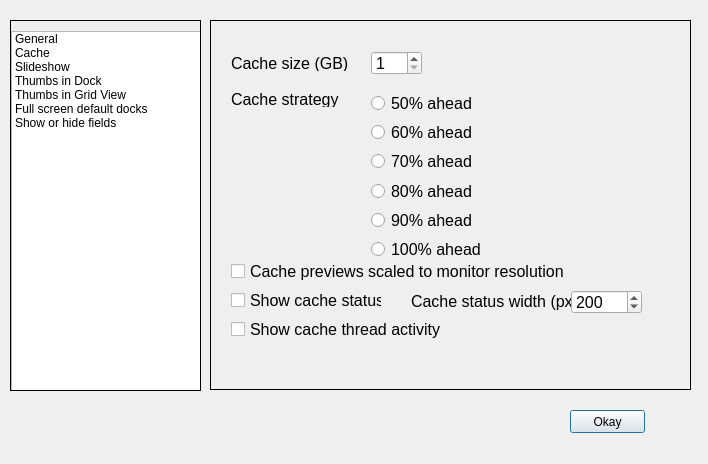
Above: prefdlg.ui from towhee/Winnow64 before the change. Below: the same form after it.
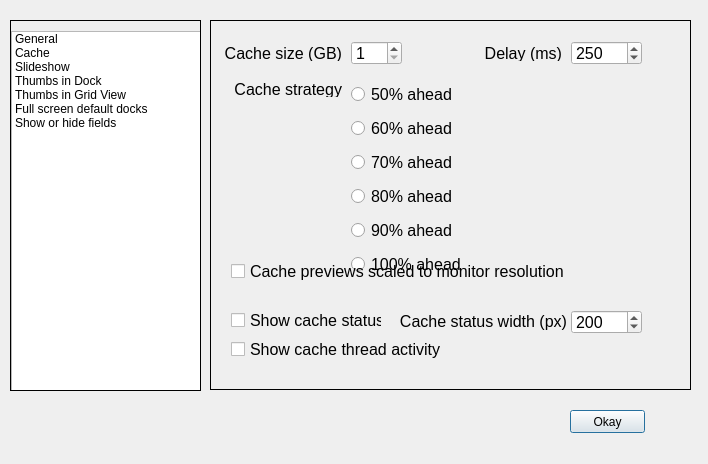
That is the form after the change. The open tabs and pages were chosen to show the change.

```diff
--- a/prefdlg.ui
+++ b/prefdlg.ui
@@ -261,8 +261,8 @@
     <widget class="QSpinBox" name="cacheSizeSpinbox">
      <property name="geometry">
       <rect>
-       <x>160</x>
-       <y>30</y>
+       <x>140</x>
+       <y>20</y>
        <width>51</width>
        <height>24</height>
       </rect>
@@ -274,16 +274,16 @@
       <number>1</number>
      </property>
      <property name="maximum">
-      <number>16</number>
+      <number>64</number>
      </property>
     </widget>
     <widget class="QWidget" name="layoutWidget">
      <property name="geometry">
       <rect>
-       <x>160</x>
-       <y>70</y>
-       <width>115</width>
-       <height>170</height>
+       <x>140</x>
+       <y>58</y>
+       <width>143</width>
+       <height>205</height>
       </rect>
      </property>
      <property name="font">
@@ -369,9 +369,9 @@
     <widget class="QLabel" name="label_10">
      <property name="geometry">
       <rect>
-       <x>200</x>
-       <y>270</y>
-       <width>161</width>
+       <x>185</x>
+       <y>290</y>
+       <width>171</width>
        <height>20</height>
       </rect>
      </property>
@@ -386,12 +386,15 @@
      <property name="text">
       <string>Cache status width (px)</string>
      </property>
+     <property name="alignment">
+      <set>Qt::AlignRight|Qt::AlignTrailing|Qt::AlignVCenter</set>
+     </property>
     </widget>
     <widget class="QSpinBox" name="cacheStatusWidthSpin">
      <property name="geometry">
       <rect>
        <x>360</x>
-       <y>269</y>
+       <y>289</y>
        <width>71</width>
        <height>24</height>
       </rect>
@@ -420,8 +423,8 @@
     <widget class="QLabel" name="label_8">
      <property name="geometry">
       <rect>
-       <x>20</x>
-       <y>34</y>
+       <x>10</x>
+       <y>24</y>
        <width>121</width>
        <height>16</height>
       </rect>
@@ -437,12 +440,15 @@
      <property name="text">
       <string>Cache size (GB)</string>
      </property>
+     <property name="alignment">
+      <set>Qt::AlignRight|Qt::AlignTrailing|Qt::AlignVCenter</set>
+     </property>
     </widget>
     <widget class="QLabel" name="label">
      <property name="geometry">
       <rect>
        <x>20</x>
-       <y>70</y>
+       <y>60</y>
        <width>111</width>
        <height>16</height>
       </rect>
@@ -458,12 +464,15 @@
      <property name="text">
       <string>Cache strategy</string>
      </property>
+     <property name="alignment">
+      <set>Qt::AlignRight|Qt::AlignTrailing|Qt::AlignVCenter</set>
+     </property>
     </widget>
     <widget class="QCheckBox" name="showCacheStatusChk">
      <property name="geometry">
       <rect>
        <x>20</x>
-       <y>269</y>
+       <y>289</y>
        <width>151</width>
        <height>21</height>
       </rect>
@@ -505,7 +514,7 @@
      <property name="geometry">
       <rect>
        <x>20</x>
-       <y>300</y>
+       <y>320</y>
        <width>211</width>
        <height>17</height>
       </rect>
@@ -522,6 +531,55 @@
       <string>Show cache thread activity</string>
      </property>
     </widget>
+    <widget class="QLabel" name="label_9">
+     <property name="geometry">
+      <rect>
+       <x>260</x>
+       <y>24</y>
+       <width>91</width>
+       <height>16</height>
+      </rect>
+     </property>
+     <property name="font">
+      <font>
+       <pointsize>12</pointsize>
+      </font>
+     </property>
+     <property name="toolTip">
+      <string>&lt;html&gt;&lt;head/&gt;&lt;body&gt;&lt;p&gt;Experiment with different cache sizes.  2-8GB appear to work best.  Cache performance does not always improve with size.&lt;/p&gt;&lt;p&gt;If you tend to move back and forth between images then a 50% cache ahead strategy is best.  If you generally just move ahead through the images then wieghting a higher percentage ahead makes sense.&lt;/p&gt;&lt;/body&gt;&lt;/html&gt;</string>
+     </property>
+     <property name="text">
+      <string>Delay (ms)</string>
+     </property>
+     <property name="alignment">
+      <set>Qt::AlignRight|Qt::AlignTrailing|Qt::AlignVCenter</set>
+     </property>
+    </widget>
+    <widget class="QSpinBox" name="cacheDelaySpinbox">
+     <property name="geometry">
+      <rect>
+       <x>360</x>
+       <y>20</y>
+       <width>71</width>
+       <height>24</height>
+      </rect>
+     </property>
+     <property name="toolTip">
+      <string>&lt;html&gt;&lt;head/&gt;&lt;body&gt;&lt;p&gt;Experiment with different cache sizes.  2-8GB appear to work best.  Cache performance does not always improve with size.&lt;/p&gt;&lt;p&gt;If you tend to move back and forth between images then a 50% cache ahead strategy is best.  If you generally just move ahead through the images then wieghting a higher percentage ahead makes sense.&lt;/p&gt;&lt;/body&gt;&lt;/html&gt;</string>
+     </property>
+     <property name="minimum">
+      <number>0</number>
+     </property>
+     <property name="maximum">
+      <number>500</number>
+     </property>
+     <property name="singleStep">
+      <number>25</number>
+     </property>
+     <property name="value">
+      <number>250</number>
+     </property>
+    </widget>
    </widget>
    <widget class="QWidget" name="pageSlideshow">
     <widget class="QCheckBox" name="slideshowRandomChk">
```
Left out of the diff: 12 changed lines with no effect on the pictures.
